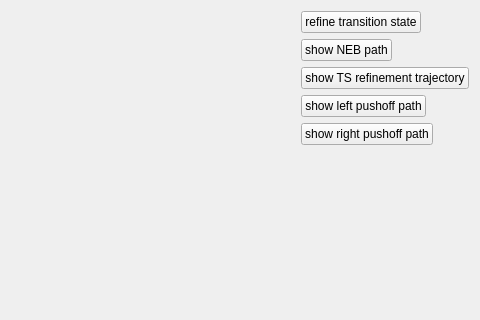
First picture: the form in pygmin/gui/connect_explorer_ui.ui, repository pele-python/pele, before the edit; both pictures show x 448 to 928 and y 0 to 320 of the 928 by 718 pixel window.
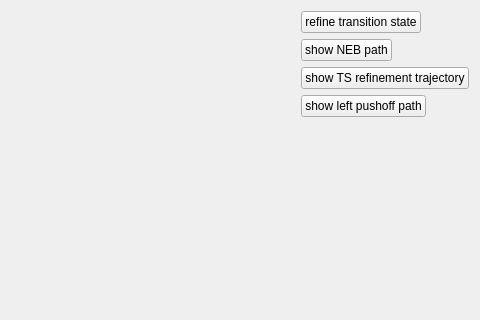
Second picture: the form after the edit. Custom widgets are drawn as their Qt base class.

Commit message: improve pushoff path viewer in connect explorer

```diff
--- a/pygmin/gui/connect_explorer_ui.ui
+++ b/pygmin/gui/connect_explorer_ui.ui
@@ -82,13 +82,6 @@
          </property>
         </widget>
        </item>
-       <item row="4" column="0">
-        <widget class="QPushButton" name="btn_show_pushoff2">
-         <property name="text">
-          <string>show right pushoff path</string>
-         </property>
-        </widget>
-       </item>
       </layout>
      </item>
     </layout>
```
Left out of the diff: 21 changed lines with no effect on the pictures. The commit also changes 2 other files.
